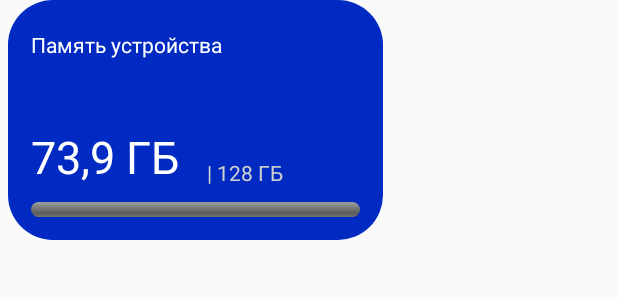
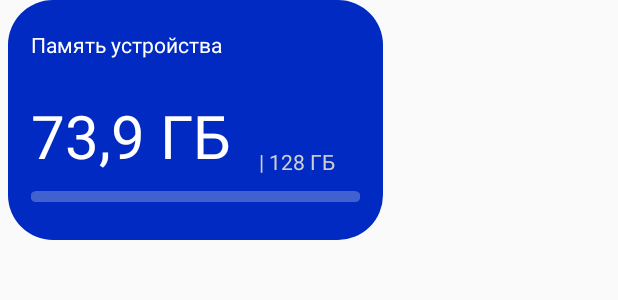
Before and after one commit to Rikki1004/TeleDisk3, an Android app: the layout store_item.xml on its own in the app's theme, with its tools: preview values and no code run, on a phone screen of 412 x 824 dp. Shown: the top 300 px of the screen. Run offline under Robolectric (Android 15) with nearby library versions, the light colour scheme and no system bars.

Commit message:
add external storages 2

```diff
--- a/app/src/main/java/com/rikkimikki/teledisk/presentation/main/PlaceAdapter.kt
+++ b/app/src/main/java/com/rikkimikki/teledisk/presentation/main/PlaceAdapter.kt
@@ -36,9 +36,9 @@ class PlaceAdapter(private val context: Context) : RecyclerView.Adapter<PlaceAda
             tvOccupatedSpace.text = humanReadableByteCountSI(place.occupatedSpace)
             pbFreeSpace.max = 100
             if (place.totalSpase == 0L)
-                pbFreeSpace.progress = 5
+                pbFreeSpace.progress = 100
             else{
-                pbFreeSpace.progress = (place.occupatedSpace/place.totalSpase*100).toInt()
+                pbFreeSpace.progress = (place.occupatedSpace/place.totalSpase.toFloat()*100).toInt()
                 tvTotalSpace.text = "| "+humanReadableByteCountSI(place.totalSpase)
             }
 
--- a/app/src/main/res/layout/fragment_main.xml
+++ b/app/src/main/res/layout/fragment_main.xml
@@ -43,6 +43,7 @@
             android:background="@drawable/rounded_corner"
             android:layout_marginEnd="10dp"
             android:layout_weight="1"
+            android:padding="5dp"
             android:gravity="start|center_vertical"
             android:text="Teledisk"
             android:textSize="20sp"
@@ -52,6 +53,7 @@
             android:id="@+id/textViewPhoneSearch"
             android:layout_width="0dp"
             android:layout_height="wrap_content"
+            android:padding="5dp"
             android:layout_marginStart="10dp"
             android:layout_weight="1"
             android:textColor="@color/colorPrimaryText"
--- a/app/src/main/res/layout/store_item.xml
+++ b/app/src/main/res/layout/store_item.xml
@@ -28,18 +28,24 @@
         android:layout_marginBottom="10dp"
         tools:text="73,9 ГБ"
         android:textColor="@color/colorStoreText"
-        android:textSize="30sp"
+        android:textSize="40sp"
         app:layout_constraintBottom_toTopOf="@+id/mainScopeProgressBarFreeSpace"
         app:layout_constraintStart_toStartOf="parent" />
 
-    <ProgressBar
+<!--style="@style/SmallProgressBar"-->
+    <com.google.android.material.progressindicator.LinearProgressIndicator
         android:id="@+id/mainScopeProgressBarFreeSpace"
-        style="@style/SmallProgressBar"
+        app:trackThickness="7dp"
+        app:trackCornerRadius="10dp"
+
+        android:indeterminateTintMode="src_atop"
+        android:indeterminateTint="@color/md_grey_white"
+
         android:layout_width="match_parent"
         android:layout_height="wrap_content"
         android:layout_marginStart="15dp"
         android:layout_marginEnd="15dp"
-        android:layout_marginBottom="15dp"
+        android:layout_marginBottom="25dp"
         app:layout_constraintBottom_toBottomOf="parent"
         app:layout_constraintEnd_toEndOf="parent"
         app:layout_constraintStart_toStartOf="parent" />
@@ -51,7 +57,7 @@
         android:layout_marginStart="15dp"
         android:layout_marginBottom="10dp"
         tools:text=" | 128 ГБ"
-        android:textColor="@color/colorPrimaryText"
+        android:textColor="@color/colorStoreTotalSpace"
         app:layout_constraintBottom_toTopOf="@+id/mainScopeProgressBarFreeSpace"
         app:layout_constraintStart_toEndOf="@+id/mainScopeTextViewOccupatedSpace" />
 </androidx.constraintlayout.widget.ConstraintLayout>
--- a/app/src/main/res/values-night/colors.xml
+++ b/app/src/main/res/values-night/colors.xml
@@ -1,7 +1,7 @@
 <?xml version="1.0" encoding="utf-8"?>
 <resources>
     <color name="colorMainText">#FFFFFF</color>
-    <color name="colorSearchBackground">#ACACAC</color>
+    <color name="colorSearchBackground">#262626</color>
     <color name="colorMainBackground">#000000</color>
     <color name="colorTineBackground">#272727</color>
 </resources>
--- a/app/src/main/res/values/colors.xml
+++ b/app/src/main/res/values/colors.xml
@@ -7,7 +7,7 @@
 
     <color name="colorNeon">#03DAC5</color>
     <color name="colorMainText">#000000</color>
-    <color name="colorPrimaryText">#CFCFCF</color>
+    <color name="colorPrimaryText">#696969</color>
     <color name="colorSearchBackground">#E4E4E4</color>
     <color name="colorMainBackground">#F6F6F6</color>
     <color name="colorTineBackground">#FFFFFF</color>
@@ -18,6 +18,7 @@
     <color name="colorStoreProgressBar">#FFFFFF</color>
     <color name="colorStoreBackgroundMain">#002AC1</color>
     <color name="colorStoreBackgroundOther">#606060</color>
+    <color name="colorStoreTotalSpace">#CFCFCF</color>
 
 
 
--- a/app/src/main/res/values/styles.xml
+++ b/app/src/main/res/values/styles.xml
@@ -42,6 +42,7 @@
         <item name="android:maxHeight">15dip</item>
         <item name="colorAccent">@color/colorStoreProgressBar</item>
         <item name="android:indeterminateTint">@color/colorStoreProgressBar</item>
+        <item name="android:progressTint">@color/colorStoreProgressBar</item>
 
     </style>
 
```
Also changed, not shown: app/src/main/java/com/rikkimikki/teledisk/presentation/main/ListFileViewModel.kt (+10 -10 lines), app/src/main/res/drawable-night/magnify_custom.png.
